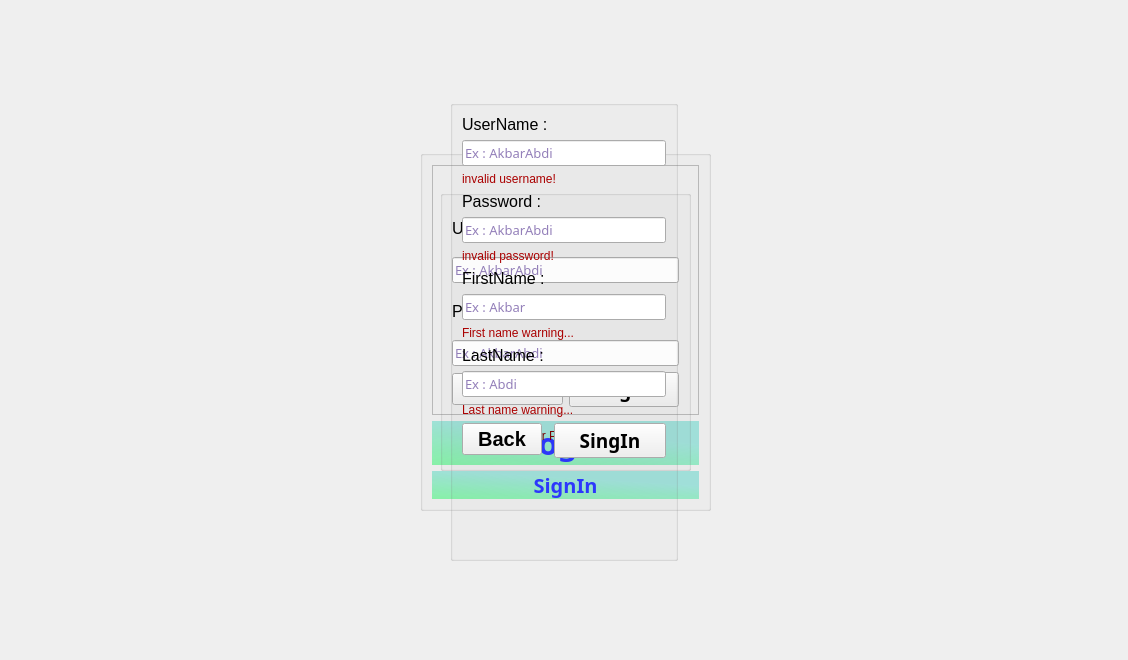
This is AP_Messenger/mainwindow.ui in MahanBeidokhti/AP-Messenger as Qt 5 draws it before an edit. The edited form follows.
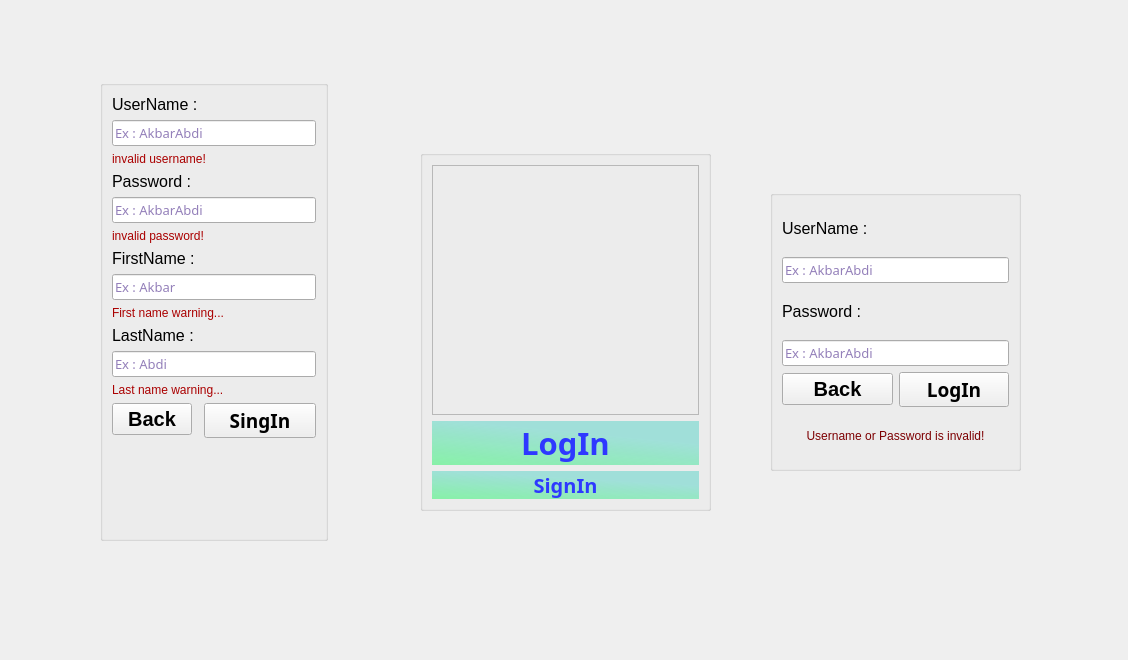
This is the edited form. Icons and pictures are not drawn.

What changed in the file:
```diff
--- a/AP_Messenger/mainwindow.ui
+++ b/AP_Messenger/mainwindow.ui
@@ -740,7 +740,7 @@
    <widget class="QGroupBox" name="Login_Box">
     <property name="geometry">
      <rect>
-      <x>440</x>
+      <x>770</x>
       <y>190</y>
       <width>251</width>
       <height>281</height>
@@ -866,8 +866,8 @@
    <widget class="QGroupBox" name="Signin_Box">
     <property name="geometry">
      <rect>
-      <x>450</x>
-      <y>100</y>
+      <x>100</x>
+      <y>80</y>
       <width>228</width>
       <height>461</height>
      </rect>
```
Left out of the diff: 20 changed lines with no effect on the pictures.
